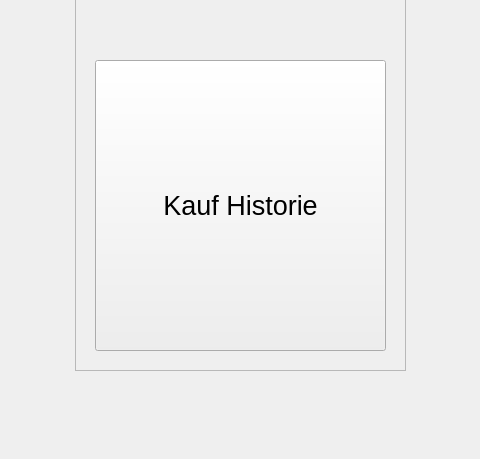
Before: the Qt Designer form src/ui/haupt_gui.ui in TGM-HWI-SWP/lagerverwaltung-supermarkt-4b, drawn with Qt 5; both pictures show x 565 to 1045 and y 400 to 859 of the 1153 by 859 pixel window.
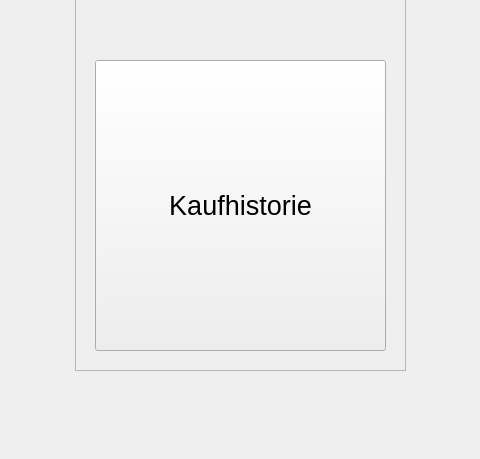
After: the same form once the commit is applied.

```diff
--- a/src/ui/haupt_gui.ui
+++ b/src/ui/haupt_gui.ui
@@ -125,7 +125,7 @@
       </font>
      </property>
      <property name="text">
-      <string>Kauf Historie</string>
+      <string>Kaufhistorie</string>
      </property>
     </widget>
    </widget>
```
